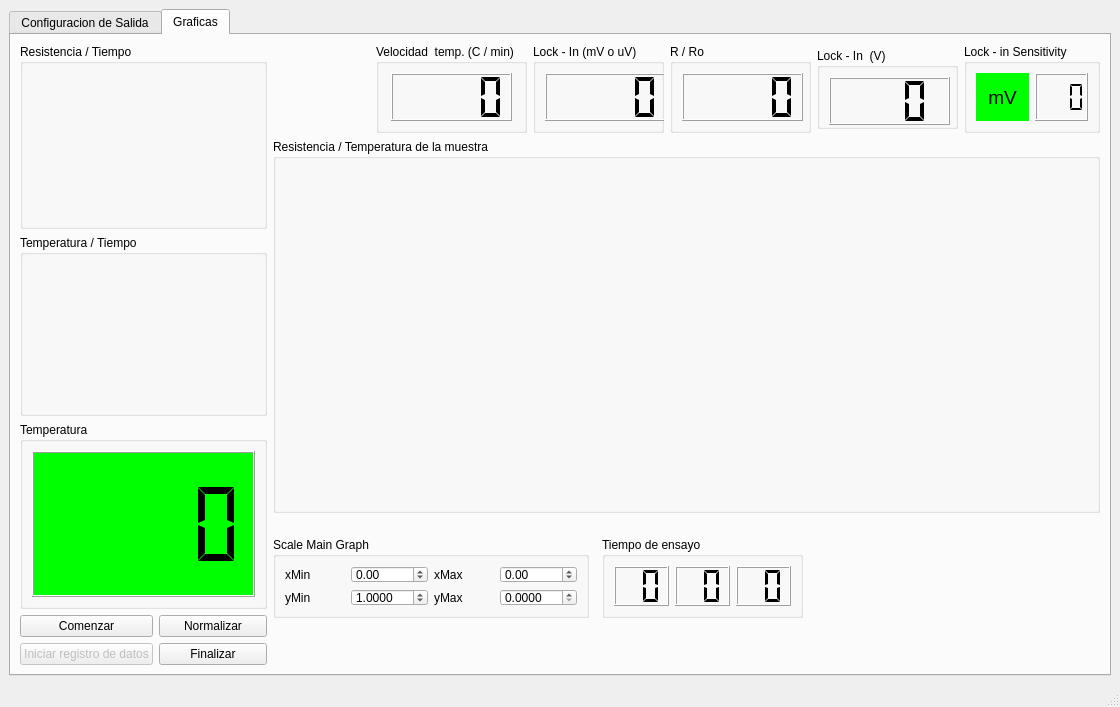
cruceno/AdquisidoresDeDatos, file Adquisidor de datos/Resistividad/0.02/Resistividad_UI.ui: the form before one commit.
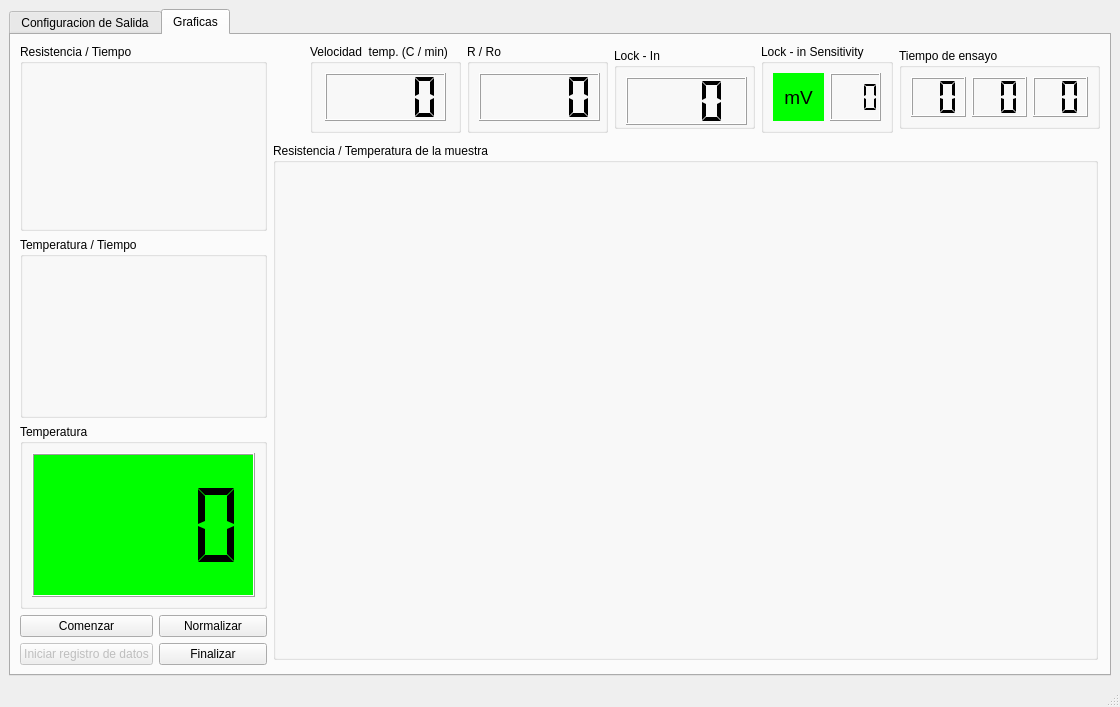
The form after the commit.

```diff
--- a/Adquisidor de datos/Resistividad/0.02/Resistividad_UI.ui
+++ b/Adquisidor de datos/Resistividad/0.02/Resistividad_UI.ui
@@ -172,11 +172,6 @@
                <string>AG34410A</string>
               </property>
              </item>
-             <item>
-              <property name="text">
-               <string>USB TEMP AI</string>
-              </property>
-             </item>
             </widget>
            </item>
            <item row="0" column="2">
@@ -203,16 +198,6 @@
                <string>LOCK-IN SR530</string>
               </property>
              </item>
-             <item>
-              <property name="text">
-               <string>AG34410A</string>
-              </property>
-             </item>
-             <item>
-              <property name="text">
-               <string>AG34401A</string>
-              </property>
-             </item>
             </widget>
            </item>
            <item row="1" column="2">
@@ -250,6 +235,123 @@
         <string>Graficas</string>
        </attribute>
        <layout class="QGridLayout" name="gridLayout_9">
+        <item row="0" column="2">
+         <spacer name="horizontalSpacer_4">
+          <property name="orientation">
+           <enum>Qt::Horizontal</enum>
+          </property>
+          <property name="sizeHint" stdset="0">
+           <size>
+            <width>203</width>
+            <height>20</height>
+           </size>
+          </property>
+         </spacer>
+        </item>
+        <item row="3" column="0" rowspan="2" colspan="2">
+         <widget class="QGroupBox" name="groupBox_3">
+          <property name="minimumSize">
+           <size>
+            <width>241</width>
+            <height>171</height>
+           </size>
+          </property>
+          <property name="title">
+           <string>Temperatura</string>
+          </property>
+          <layout class="QGridLayout" name="gridLayout_2">
+           <item row="0" column="0">
+            <widget class="QLCDNumber" name="lcd_temperature_sample">
+             <property name="palette">
+              <palette>
+               <active>
+                <colorrole role="Base">
+                 <brush brushstyle="SolidPattern">
+                  <color alpha="255">
+                   <red>255</red>
+                   <green>255</green>
+                   <blue>255</blue>
+                  </color>
+                 </brush>
+                </colorrole>
+                <colorrole role="Window">
+                 <brush brushstyle="SolidPattern">
+                  <color alpha="255">
+                   <red>0</red>
+                   <green>255</green>
+                   <blue>0</blue>
+                  </color>
+                 </brush>
+                </colorrole>
+               </active>
+               <inactive>
+                <colorrole role="Base">
+                 <brush brushstyle="SolidPattern">
+                  <color alpha="255">
+                   <red>255</red>
+                   <green>255</green>
+                   <blue>255</blue>
+                  </color>
+                 </brush>
+                </colorrole>
+                <colorrole role="Window">
+                 <brush brushstyle="SolidPattern">
+                  <color alpha="255">
+                   <red>0</red>
+                   <green>255</green>
+                   <blue>0</blue>
+                  </color>
+                 </brush>
+                </colorrole>
+               </inactive>
+               <disabled>
+                <colorrole role="Base">
+                 <brush brushstyle="SolidPattern">
+                  <color alpha="255">
+                   <red>0</red>
+                   <green>255</green>
+                   <blue>0</blue>
+                  </color>
+                 </brush>
+                </colorrole>
+                <colorrole role="Window">
+                 <brush brushstyle="SolidPattern">
+                  <color alpha="255">
+                   <red>0</red>
+                   <green>255</green>
+                   <blue>0</blue>
+                  </color>
+                 </brush>
+                </colorrole>
+               </disabled>
+              </palette>
+             </property>
+             <property name="font">
+              <font>
+               <weight>75</weight>
+               <bold>true</bold>
+              </font>
+             </property>
+             <property name="autoFillBackground">
+              <bool>true</bool>
+             </property>
+             <property name="smallDecimalPoint">
+              <bool>true</bool>
+             </property>
+             <property name="numDigits">
+              <number>4</number>
+             </property>
+             <property name="digitCount">
+              <number>4</number>
+             </property>
+             <property name="segmentStyle">
+              <enum>QLCDNumber::Flat</enum>
+             </property>
+            </widget>
+           </item>
+          </layout>
+         </widget>
+        </item>
         <item row="0" column="0" rowspan="2" colspan="2">
          <widget class="QGroupBox" name="gb_auxplot_1">
           <property name="minimumSize">
@@ -269,19 +371,6 @@
           </property>
          </widget>
         </item>
-        <item row="0" column="2">
-         <spacer name="horizontalSpacer_4">
-          <property name="orientation">
-           <enum>Qt::Horizontal</enum>
-          </property>
-          <property name="sizeHint" stdset="0">
-           <size>
-            <width>203</width>
-            <height>20</height>
-           </size>
-          </property>
-         </spacer>
-        </item>
         <item row="0" column="3">
          <widget class="QGroupBox" name="groupBox_2">
           <property name="minimumSize">
@@ -325,178 +414,127 @@
           </layout>
          </widget>
         </item>
-        <item row="0" column="4" colspan="2">
-         <widget class="QGroupBox" name="groupBox_4">
+        <item row="2" column="0" colspan="2">
+         <widget class="QGroupBox" name="gb_auxplot_2">
           <property name="minimumSize">
            <size>
-            <width>131</width>
-            <height>0</height>
+            <width>247</width>
+            <height>181</height>
            </size>
           </property>
-          <property name="palette">
-           <palette>
-            <active>
-             <colorrole role="Base">
-              <brush brushstyle="SolidPattern">
-               <color alpha="255">
-                <red>255</red>
-                <green>255</green>
-                <blue>255</blue>
-               </color>
-              </brush>
-             </colorrole>
-             <colorrole role="Window">
-              <brush brushstyle="SolidPattern">
-               <color alpha="255">
-                <red>255</red>
-                <green>255</green>
-                <blue>0</blue>
-               </color>
-              </brush>
-             </colorrole>
-            </active>
-            <inactive>
-             <colorrole role="Base">
-              <brush brushstyle="SolidPattern">
-               <color alpha="255">
-                <red>255</red>
-                <green>255</green>
-                <blue>255</blue>
-               </color>
-              </brush>
-             </colorrole>
-             <colorrole role="Window">
-              <brush brushstyle="SolidPattern">
-               <color alpha="255">
-                <red>255</red>
-                <green>255</green>
-                <blue>0</blue>
-               </color>
-              </brush>
-             </colorrole>
-            </inactive>
-            <disabled>
-             <colorrole role="Base">
-              <brush brushstyle="SolidPattern">
-               <color alpha="255">
-                <red>255</red>
-                <green>255</green>
-                <blue>0</blue>
-               </color>
-              </brush>
-             </colorrole>
-             <colorrole role="Window">
-              <brush brushstyle="SolidPattern">
-               <color alpha="255">
-                <red>255</red>
-                <green>255</green>
-                <blue>0</blue>
-               </color>
-              </brush>
-             </colorrole>
-            </disabled>
-           </palette>
+          <property name="maximumSize">
+           <size>
+            <width>300</width>
+            <height>181</height>
+           </size>
           </property>
           <property name="title">
-           <string>Lock - In (mV o uV)</string>
+           <string>Temperatura / Tiempo</string>
           </property>
-          <layout class="QGridLayout" name="gridLayout_7">
-           <item row="0" column="0">
-            <widget class="QLCDNumber" name="lcd_var_5">
-             <property name="minimumSize">
-              <size>
-               <width>121</width>
-               <height>48</height>
-              </size>
-             </property>
-             <property name="maximumSize">
-              <size>
-               <width>121</width>
-               <height>48</height>
-              </size>
-             </property>
-             <property name="palette">
-              <palette>
-               <active>
-                <colorrole role="Base">
-                 <brush brushstyle="SolidPattern">
-                  <color alpha="255">
-                   <red>255</red>
-                   <green>255</green>
-                   <blue>255</blue>
-                  </color>
-                 </brush>
-                </colorrole>
-                <colorrole role="Window">
-                 <brush brushstyle="SolidPattern">
-                  <color alpha="255">
-                   <red>255</red>
-                   <green>255</green>
-                   <blue>0</blue>
-                  </color>
-                 </brush>
-                </colorrole>
-               </active>
-               <inactive>
-                <colorrole role="Base">
-                 <brush brushstyle="SolidPattern">
-                  <color alpha="255">
-                   <red>255</red>
-                   <green>255</green>
-                   <blue>255</blue>
-                  </color>
-                 </brush>
-                </colorrole>
-                <colorrole role="Window">
-                 <brush brushstyle="SolidPattern">
-                  <color alpha="255">
-                   <red>255</red>
-                   <green>255</green>
-                   <blue>0</blue>
-                  </color>
-                 </brush>
-                </colorrole>
-               </inactive>
-               <disabled>
-                <colorrole role="Base">
-                 <brush brushstyle="SolidPattern">
-                  <color alpha="255">
-                   <red>255</red>
-                   <green>255</green>
-                   <blue>0</blue>
-                  </color>
-                 </brush>
-                </colorrole>
-                <colorrole role="Window">
-                 <brush brushstyle="SolidPattern">
-                  <color alpha="255">
-                   <red>255</red>
-                   <green>255</green>
-                   <blue>0</blue>
-                  </color>
-                 </brush>
-                </colorrole>
-               </disabled>
-              </palette>
-             </property>
-             <property name="smallDecimalPoint">
-              <bool>true</bool>
-             </property>
-             <property name="numDigits">
-              <number>4</number>
-             </property>
-             <property name="digitCount">
-              <number>4</number>
-             </property>
-             <property name="segmentStyle">
-              <enum>QLCDNumber::Flat</enum>
-             </property>
-            </widget>
-           </item>
-          </layout>
          </widget>
         </item>
         <item row="0" column="6">
+         <widget class="QGroupBox" name="gb_lock_in_sensitivity">
+          <property name="title">
+           <string>Lock - in Sensitivity</string>
+          </property>
+          <layout class="QGridLayout" name="gridLayout_4">
+           <item row="0" column="1" rowspan="2">
+            <widget class="QLCDNumber" name="lcd_lock_in_sensitivity">
+             <property name="smallDecimalPoint">
+              <bool>false</bool>
+             </property>
+             <property name="numDigits">
+              <number>3</number>
+             </property>
+             <property name="segmentStyle">
+              <enum>QLCDNumber::Flat</enum>
+             </property>
+            </widget>
+           </item>
+           <item row="0" column="0" rowspan="2">
+            <widget class="QLabel" name="lb_lock_in_sensitivity_unit">
+             <property name="font">
+              <font>
+               <pointsize>14</pointsize>
+              </font>
+             </property>
+             <property name="autoFillBackground">
+              <bool>false</bool>
+             </property>
+             <property name="styleSheet">
+              <string notr="true">background-color:rgb(0, 255, 0)</string>
+             </property>
+             <property name="text">
+              <string>mV</string>
+             </property>
+             <property name="textFormat">
+              <enum>Qt::AutoText</enum>
+             </property>
+             <property name="alignment">
+              <set>Qt::AlignCenter</set>
+             </property>
+            </widget>
+           </item>
+          </layout>
+         </widget>
+        </item>
+        <item row="0" column="5">
+         <widget class="QGroupBox" name="gb_var_3">
+          <property name="minimumSize">
+           <size>
+            <width>141</width>
+            <height>81</height>
+           </size>
+          </property>
+          <property name="maximumSize">
+           <size>
+            <width>141</width>
+            <height>81</height>
+           </size>
+          </property>
+          <property name="title">
+           <string>Lock - In </string>
+          </property>
+          <layout class="QGridLayout" name="gridLayout_12">
+           <item row="0" column="0">
+            <widget class="QLCDNumber" name="lcd_var_3">
+             <property name="minimumSize">
+              <size>
+               <width>121</width>
+               <height>48</height>
+              </size>
+             </property>
+             <property name="maximumSize">
+              <size>
+               <width>121</width>
+               <height>48</height>
+              </size>
+             </property>
+             <property name="smallDecimalPoint">
+              <bool>true</bool>
+             </property>
+             <property name="numDigits">
+              <number>3</number>
+             </property>
+             <property name="digitCount">
+              <number>3</number>
+             </property>
+             <property name="segmentStyle">
+              <enum>QLCDNumber::Flat</enum>
+             </property>
+             <property name="value" stdset="0">
+              <double>0.000000000000000</double>
+             </property>
+             <property name="intValue" stdset="0">
+              <number>0</number>
+             </property>
+            </widget>
+           </item>
+          </layout>
+         </widget>
+        </item>
+        <item row="0" column="4">
          <widget class="QGroupBox" name="gb_var_2">
           <property name="minimumSize">
            <size>
@@ -545,376 +583,6 @@
           </layout>
          </widget>
         </item>
-        <item row="0" column="7">
-         <widget class="QGroupBox" name="gb_var_3">
-          <property name="minimumSize">
-           <size>
-            <width>141</width>
-            <height>81</height>
-           </size>
-          </property>
-          <property name="maximumSize">
-           <size>
-            <width>141</width>
-            <height>81</height>
-           </size>
-          </property>
-          <property name="title">
-           <string>Lock - In  (V)</string>
-          </property>
-          <layout class="QGridLayout" name="gridLayout_12">
-           <item row="0" column="0">
-            <widget class="QLCDNumber" name="lcd_var_3">
-             <property name="minimumSize">
-              <size>
-               <width>121</width>
-               <height>48</height>
-              </size>
-             </property>
-             <property name="maximumSize">
-              <size>
-               <width>121</width>
-               <height>48</height>
-              </size>
-             </property>
-             <property name="smallDecimalPoint">
-              <bool>true</bool>
-             </property>
-             <property name="numDigits">
-              <number>3</number>
-             </property>
-             <property name="digitCount">
-              <number>3</number>
-             </property>
-             <property name="segmentStyle">
-              <enum>QLCDNumber::Flat</enum>
-             </property>
-             <property name="value" stdset="0">
-              <double>0.000000000000000</double>
-             </property>
-             <property name="intValue" stdset="0">
-              <number>0</number>
-             </property>
-            </widget>
-           </item>
-          </layout>
-         </widget>
-        </item>
-        <item row="1" column="2" rowspan="3" colspan="7">
-         <widget class="QGroupBox" name="gb_mainplot">
-          <property name="maximumSize">
-           <size>
-            <width>16777215</width>
-            <height>401</height>
-           </size>
-          </property>
-          <property name="contextMenuPolicy">
-           <enum>Qt::NoContextMenu</enum>
-          </property>
-          <property name="title">
-           <string>Resistencia / Temperatura de la muestra</string>
-          </property>
-         </widget>
-        </item>
-        <item row="2" column="0" colspan="2">
-         <widget class="QGroupBox" name="gb_auxplot_2">
-          <property name="minimumSize">
-           <size>
-            <width>247</width>
-            <height>181</height>
-           </size>
-          </property>
-          <property name="maximumSize">
-           <size>
-            <width>300</width>
-            <height>181</height>
-           </size>
-          </property>
-          <property name="title">
-           <string>Temperatura / Tiempo</string>
-          </property>
-         </widget>
-        </item>
-        <item row="3" column="0" rowspan="2" colspan="2">
-         <widget class="QGroupBox" name="groupBox_3">
-          <property name="minimumSize">
-           <size>
-            <width>241</width>
-            <height>171</height>
-           </size>
-          </property>
-          <property name="title">
-           <string>Temperatura</string>
-          </property>
-          <layout class="QGridLayout" name="gridLayout_2">
-           <item row="0" column="0">
-            <widget class="QLCDNumber" name="lcd_temperature_sample">
-             <property name="palette">
-              <palette>
-               <active>
-                <colorrole role="Base">
-                 <brush brushstyle="SolidPattern">
-                  <color alpha="255">
-                   <red>255</red>
-                   <green>255</green>
-                   <blue>255</blue>
-                  </color>
-                 </brush>
-                </colorrole>
-                <colorrole role="Window">
-                 <brush brushstyle="SolidPattern">
-                  <color alpha="255">
-                   <red>0</red>
-                   <green>255</green>
-                   <blue>0</blue>
-                  </color>
-                 </brush>
-                </colorrole>
-               </active>
-               <inactive>
-                <colorrole role="Base">
-                 <brush brushstyle="SolidPattern">
-                  <color alpha="255">
-                   <red>255</red>
-                   <green>255</green>
-                   <blue>255</blue>
-                  </color>
-                 </brush>
-                </colorrole>
-                <colorrole role="Window">
-                 <brush brushstyle="SolidPattern">
-                  <color alpha="255">
-                   <red>0</red>
-                   <green>255</green>
-                   <blue>0</blue>
-                  </color>
-                 </brush>
-                </colorrole>
-               </inactive>
-               <disabled>
-                <colorrole role="Base">
-                 <brush brushstyle="SolidPattern">
-                  <color alpha="255">
-                   <red>0</red>
-                   <green>255</green>
-                   <blue>0</blue>
-                  </color>
-                 </brush>
-                </colorrole>
-                <colorrole role="Window">
-                 <brush brushstyle="SolidPattern">
-                  <color alpha="255">
-                   <red>0</red>
-                   <green>255</green>
-                   <blue>0</blue>
-                  </color>
-                 </brush>
-                </colorrole>
-               </disabled>
-              </palette>
-             </property>
-             <property name="font">
-              <font>
-               <weight>75</weight>
-               <bold>true</bold>
-              </font>
-             </property>
-             <property name="autoFillBackground">
-              <bool>true</bool>
-             </property>
-             <property name="smallDecimalPoint">
-              <bool>true</bool>
-             </property>
-             <property name="numDigits">
-              <number>4</number>
-             </property>
-             <property name="digitCount">
-              <number>4</number>
-             </property>
-             <property name="segmentStyle">
-              <enum>QLCDNumber::Flat</enum>
-             </property>
-            </widget>
-           </item>
-          </layout>
-         </widget>
-        </item>
-        <item row="4" column="2" rowspan="2" colspan="3">
-         <widget class="QGroupBox" name="gb_scale_mainplot_controls">
-          <property name="minimumSize">
-           <size>
-            <width>316</width>
-            <height>81</height>
-           </size>
-          </property>
-          <property name="maximumSize">
-           <size>
-            <width>316</width>
-            <height>81</height>
-           </size>
-          </property>
-          <property name="title">
-           <string>Scale Main Graph</string>
-          </property>
-          <layout class="QGridLayout" name="gridLayout_15">
-           <item row="0" column="0">
-            <widget class="QLabel" name="lb_x_min">
-             <property name="text">
-              <string>xMin</string>
-             </property>
-            </widget>
-           </item>
-           <item row="0" column="2">
-            <widget class="QLabel" name="lb_x_max">
-             <property name="text">
-              <string>xMax</string>
-             </property>
-            </widget>
-           </item>
-           <item row="1" column="0">
-            <widget class="QLabel" name="lb_y_min">
-             <property name="text">
-              <string>yMin</string>
-             </property>
-            </widget>
-           </item>
-           <item row="1" column="2">
-            <widget class="QLabel" name="lb_y_max">
-             <property name="text">
-              <string>yMax</string>
-             </property>
-            </widget>
-           </item>
-           <item row="1" column="1">
-            <widget class="QDoubleSpinBox" name="sb_ymin">
-             <property name="decimals">
-              <number>4</number>
-             </property>
-             <property name="minimum">
-              <double>0.000000000000000</double>
-             </property>
-             <property name="maximum">
-              <double>499.000000000000000</double>
-             </property>
-             <property name="singleStep">
-              <double>1.000000000000000</double>
-             </property>
-             <property name="value">
-              <double>1.000000000000000</double>
-             </property>
-            </widget>
-           </item>
-           <item row="1" column="3">
-            <widget class="QDoubleSpinBox" name="sb_ymax">
-             <property name="decimals">
-              <number>4</number>
-             </property>
-             <property name="minimum">
-              <double>0.000000000000000</double>
-             </property>
-             <property name="maximum">
-              <double>500.000000000000000</double>
-             </property>
-             <property name="singleStep">
-              <double>1.000000000000000</double>
-             </property>
-            </widget>
-           </item>
-           <item row="0" column="1">
-            <widget class="QDoubleSpinBox" name="sb_xmin">
-             <property name="minimum">
-              <double>-500.000000000000000</double>
-             </property>
-             <property name="maximum">
-              <double>499.000000000000000</double>
-             </property>
-            </widget>
-           </item>
-           <item row="0" column="3">
-            <widget class="QDoubleSpinBox" name="sb_xmax">
-             <property name="minimum">
-              <double>-450.000000000000000</double>
-             </property>
-             <property name="maximum">
-              <double>500.000000000000000</double>
-             </property>
-            </widget>
-           </item>
-          </layout>
-         </widget>
-        </item>
-        <item row="4" column="5" rowspan="2" colspan="2">
-         <widget class="QGroupBox" name="gb_time">
-          <property name="minimumSize">
-           <size>
-            <width>201</width>
-            <height>81</height>
-           </size>
-          </property>
-          <property name="maximumSize">
-           <size>
-            <width>201</width>
-            <height>81</height>
-           </size>
-          </property>
-          <property name="title">
-           <string>Tiempo de ensayo</string>
-          </property>
-          <layout class="QGridLayout" name="gridLayout_13">
-           <item row="0" column="0">
-            <widget class="QLCDNumber" name="lcd_time_hour">
-             <property name="smallDecimalPoint">
-              <bool>false</bool>
-             </property>
-             <property name="numDigits">
-              <number>2</number>
-             </property>
-             <property name="digitCount">
-              <number>2</number>
-             </property>
-             <property name="segmentStyle">
-              <enum>QLCDNumber::Flat</enum>
-             </property>
-             <property name="value" stdset="0">
-              <double>0.000000000000000</double>
-             </property>
-             <property name="intValue" stdset="0">
-              <number>0</number>
-             </property>
-            </widget>
-           </item>
-           <item row="0" column="1">
-            <widget class="QLCDNumber" name="lcd_time_minute">
-             <property name="numDigits">
-              <number>2</number>
-             </property>
-             <property name="digitCount">
-              <number>2</number>
-             </property>
-             <property name="segmentStyle">
-              <enum>QLCDNumber::Flat</enum>
-             </property>
-             <property name="intValue" stdset="0">
-              <number>0</number>
-             </property>
-            </widget>
-           </item>
-           <item row="0" column="2">
-            <widget class="QLCDNumber" name="lcd_time_second">
-             <property name="numDigits">
-              <number>2</number>
-             </property>
-             <property name="segmentStyle">
-              <enum>QLCDNumber::Flat</enum>
-             </property>
-             <property name="intValue" stdset="0">
-              <number>0</number>
-             </property>
-            </widget>
-           </item>
-          </layout>
-         </widget>
-        </item>
         <item row="5" column="0">
          <widget class="QPushButton" name="pb_start">
           <property name="text">
@@ -967,65 +635,94 @@
           </property>
          </widget>
         </item>
-        <item row="6" column="7" colspan="2">
-         <spacer name="horizontalSpacer">
-          <property name="orientation">
-           <enum>Qt::Horizontal</enum>
+        <item row="0" column="7">
+         <widget class="QGroupBox" name="gb_time">
+          <property name="minimumSize">
+           <size>
+            <width>201</width>
+            <height>81</height>
+           </size>
           </property>
-          <property name="sizeHint" stdset="0">
+          <property name="maximumSize">
            <size>
-            <width>389</width>
-            <height>20</height>
+            <width>201</width>
+            <height>81</height>
            </size>
           </property>
-         </spacer>
-        </item>
-        <item row="0" column="8">
-         <widget class="QGroupBox" name="gb_lock_in_sensitivity">
           <property name="title">
-           <string>Lock - in Sensitivity</string>
+           <string>Tiempo de ensayo</string>
           </property>
-          <layout class="QGridLayout" name="gridLayout_4">
-           <item row="0" column="1" rowspan="2">
-            <widget class="QLCDNumber" name="lcd_lock_in_sensitivity">
+          <layout class="QGridLayout" name="gridLayout_13">
+           <item row="0" column="0">
+            <widget class="QLCDNumber" name="lcd_time_hour">
              <property name="smallDecimalPoint">
               <bool>false</bool>
              </property>
              <property name="numDigits">
-              <number>3</number>
+              <number>2</number>
              </property>
+             <property name="digitCount">
+              <number>2</number>
+             </property>
              <property name="segmentStyle">
               <enum>QLCDNumber::Flat</enum>
              </property>
+             <property name="value" stdset="0">
+              <double>0.000000000000000</double>
+             </property>
+             <property name="intValue" stdset="0">
+              <number>0</number>
+             </property>
             </widget>
            </item>
-           <item row="0" column="0" rowspan="2">
-            <widget class="QLabel" name="lb_lock_in_sensitivity_unit">
-             <property name="font">
-              <font>
-               <pointsize>14</pointsize>
-              </font>
+           <item row="0" column="1">
+            <widget class="QLCDNumber" name="lcd_time_minute">
+             <property name="numDigits">
+              <number>2</number>
              </property>
-             <property name="autoFillBackground">
-              <bool>false</bool>
+             <property name="digitCount">
+              <number>2</number>
              </property>
-             <property name="styleSheet">
-              <string notr="true">background-color:rgb(0, 255, 0)</string>
+             <property name="segmentStyle">
+              <enum>QLCDNumber::Flat</enum>
              </property>
-             <property name="text">
-              <string>mV</string>
+             <property name="intValue" stdset="0">
+              <number>0</number>
              </property>
-             <property name="textFormat">
-              <enum>Qt::AutoText</enum>
+            </widget>
+           </item>
+           <item row="0" column="2">
+            <widget class="QLCDNumber" name="lcd_time_second">
+             <property name="numDigits">
+              <number>2</number>
              </property>
-             <property name="alignment">
-              <set>Qt::AlignCenter</set>
+             <property name="segmentStyle">
+              <enum>QLCDNumber::Flat</enum>
+             </property>
+             <property name="intValue" stdset="0">
+              <number>0</number>
              </property>
             </widget>
            </item>
           </layout>
          </widget>
         </item>
+        <item row="1" column="2" rowspan="6" colspan="6">
+         <widget class="QGroupBox" name="gb_mainplot">
+          <property name="maximumSize">
+           <size>
+            <width>825</width>
+            <height>517</height>
+           </size>
+          </property>
+          <property name="contextMenuPolicy">
+           <enum>Qt::NoContextMenu</enum>
+          </property>
+          <property name="title">
+           <string>Resistencia / Temperatura de la muestra</string>
+          </property>
+         </widget>
+        </item>
        </layout>
       </widget>
      </widget>
```
